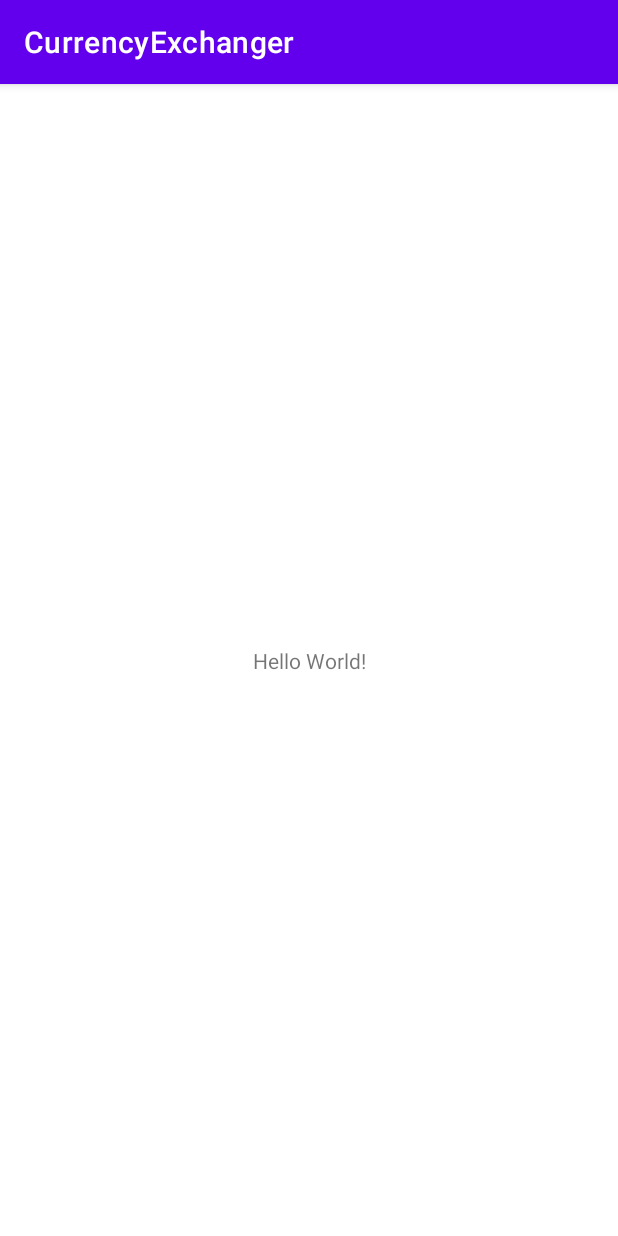
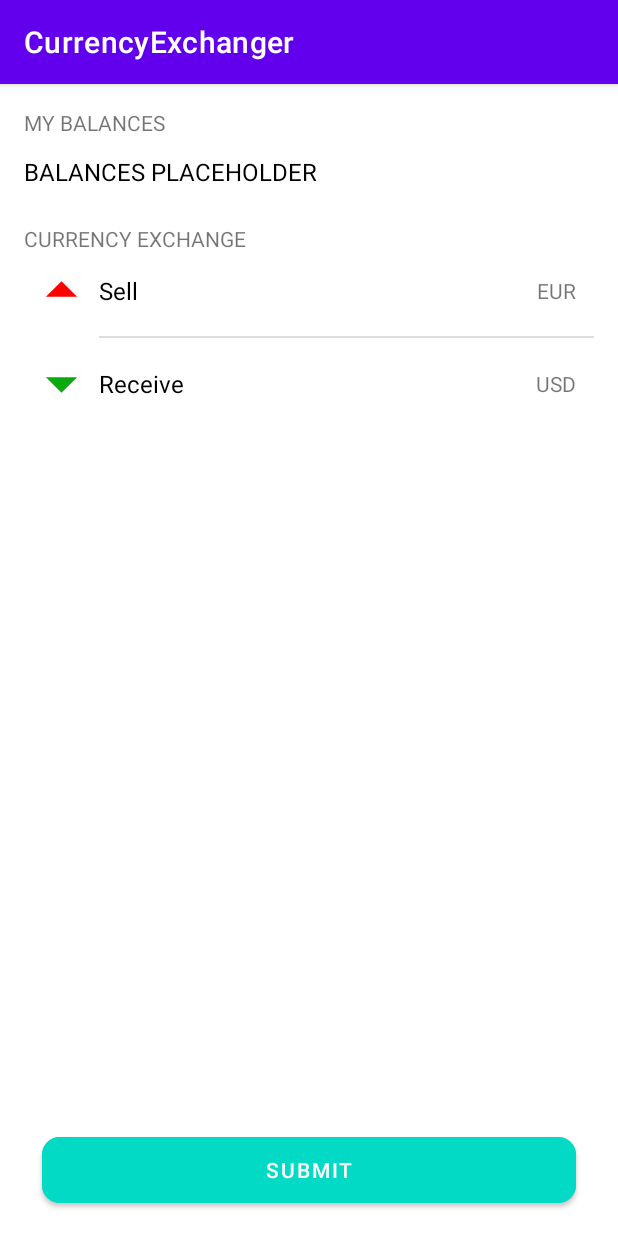
Before and after one commit to DGojka/CurrencyExchanger, an Android app: the screen it shows after launch (MainActivity), on a phone screen of 412 x 824 dp. Run offline under Robolectric (Android 15) with nearby library versions, the phone set to English and light mode, and no system bars.

Commit message:
Adding example simple layout (#1)
* simple layout

* string resources

```diff
--- /dev/null
+++ b/app/src/main/java/com/example/currencyexchanger/HomeScreenFragment.kt
@@ -0,0 +1,17 @@
+package com.example.currencyexchanger
+
+import android.os.Bundle
+import android.view.View
+import androidx.fragment.app.Fragment
+import com.example.currencyexchanger.databinding.FragmentHomeScreenBinding
+import com.example.currencyexchanger.extensions.viewBinding
+
+class HomeScreenFragment : Fragment(R.layout.fragment_home_screen) {
+
+    private val binding by viewBinding(FragmentHomeScreenBinding::bind)
+
+    override fun onViewCreated(view: View, savedInstanceState: Bundle?) {
+        super.onViewCreated(view, savedInstanceState)
+    }
+
+}
--- a/app/src/main/java/com/example/currencyexchanger/MainActivity.kt
+++ b/app/src/main/java/com/example/currencyexchanger/MainActivity.kt
@@ -2,8 +2,13 @@ package com.example.currencyexchanger
 
 import androidx.appcompat.app.AppCompatActivity
 import android.os.Bundle
+import com.example.currencyexchanger.databinding.ActivityMainBinding
+import com.example.currencyexchanger.extensions.viewBinding
 
 class MainActivity : AppCompatActivity() {
+
+    private val binding by viewBinding(ActivityMainBinding::inflate)
+
     override fun onCreate(savedInstanceState: Bundle?) {
         super.onCreate(savedInstanceState)
         setContentView(R.layout.activity_main)
--- /dev/null
+++ b/app/src/main/java/com/example/currencyexchanger/extensions/ViewBindingDelegates.kt
@@ -0,0 +1,54 @@
+package com.example.currencyexchanger.extensions
+
+import android.view.LayoutInflater
+import android.view.View
+import android.view.ViewGroup
+import androidx.appcompat.app.AppCompatActivity
+import androidx.fragment.app.DialogFragment
+import androidx.fragment.app.Fragment
+import androidx.lifecycle.DefaultLifecycleObserver
+import androidx.lifecycle.Lifecycle
+import androidx.lifecycle.LifecycleOwner
+import androidx.viewbinding.ViewBinding
+import kotlin.properties.ReadOnlyProperty
+import kotlin.reflect.KProperty
+
+/**
+ * Taken from: https://gist.github.com/gmk57/aefa53e9736d4d4fb2284596fb62710d
+ */
+
+/** Activity binding delegate, may be used since onCreate up to onDestroy (inclusive) */
+inline fun <T : ViewBinding> AppCompatActivity.viewBinding(crossinline factory: (LayoutInflater) -> T) =
+    lazy(LazyThreadSafetyMode.NONE) {
+        factory(layoutInflater)
+    }
+
+/** Fragment binding delegate, may be used since onViewCreated up to onDestroyView (inclusive) */
+fun <T : ViewBinding> Fragment.viewBinding(factory: (View) -> T): ReadOnlyProperty<Fragment, T> =
+    object : ReadOnlyProperty<Fragment, T>, DefaultLifecycleObserver {
+        private var binding: T? = null
+
+        override fun getValue(thisRef: Fragment, property: KProperty<*>): T =
+            binding ?: factory(requireView()).also {
+                // if binding is accessed after Lifecycle is DESTROYED, create new instance, but don't cache it
+                if (viewLifecycleOwner.lifecycle.currentState.isAtLeast(Lifecycle.State.INITIALIZED)) {
+                    viewLifecycleOwner.lifecycle.addObserver(this)
+                    binding = it
+                }
+            }
+
+        override fun onDestroy(owner: LifecycleOwner) {
+            binding = null
+        }
+    }
+
+/** Binding delegate for DialogFragments implementing onCreateDialog (like Activities, they don't
+ *  have a separate view lifecycle), may be used since onCreateDialog up to onDestroy (inclusive) */
+inline fun <T : ViewBinding> DialogFragment.viewBinding(crossinline factory: (LayoutInflater) -> T) =
+    lazy(LazyThreadSafetyMode.NONE) {
+        factory(layoutInflater)
+    }
+
+/** Not really a delegate, just a small helper for RecyclerView.ViewHolders */
+inline fun <T : ViewBinding> ViewGroup.viewBinding(factory: (LayoutInflater, ViewGroup, Boolean) -> T) =
+    factory(LayoutInflater.from(context), this, false)
--- /dev/null
+++ b/app/src/main/res/drawable/arrow.xml
@@ -0,0 +1,5 @@
+<vector android:height="50dp" android:tint="@color/black"
+    android:viewportHeight="24" android:viewportWidth="24"
+    android:width="50dp" xmlns:android="http://schemas.android.com/apk/res/android">
+    <path android:fillColor="@android:color/white" android:pathData="M7,14l5,-5 5,5z"/>
+</vector>
--- a/app/src/main/res/layout/activity_main.xml
+++ b/app/src/main/res/layout/activity_main.xml
@@ -6,13 +6,17 @@
     android:layout_height="match_parent"
     tools:context=".MainActivity">
 
-    <TextView
-        android:layout_width="wrap_content"
-        android:layout_height="wrap_content"
-        android:text="Hello World!"
+    <androidx.fragment.app.FragmentContainerView
+        android:id="@+id/fragmentView"
+        android:name="androidx.navigation.fragment.NavHostFragment"
+        android:layout_width="0dp"
+        app:defaultNavHost="true"
+        android:layout_height="0dp"
+        app:layout_constraintLeft_toLeftOf="parent"
+        app:layout_constraintRight_toRightOf="parent"
+        app:layout_constraintTop_toTopOf="parent"
         app:layout_constraintBottom_toBottomOf="parent"
-        app:layout_constraintEnd_toEndOf="parent"
-        app:layout_constraintStart_toStartOf="parent"
-        app:layout_constraintTop_toTopOf="parent" />
+        app:navGraph="@navigation/navigation"
+        />
 
 </androidx.constraintlayout.widget.ConstraintLayout>
--- /dev/null
+++ b/app/src/main/res/layout/fragment_home_screen.xml
@@ -0,0 +1,146 @@
+<?xml version="1.0" encoding="utf-8"?>
+<androidx.constraintlayout.widget.ConstraintLayout xmlns:android="http://schemas.android.com/apk/res/android"
+    xmlns:app="http://schemas.android.com/apk/res-auto"
+    xmlns:tools="http://schemas.android.com/tools"
+    android:layout_width="match_parent"
+    android:layout_height="match_parent"
+    android:padding="16dp">
+
+    <TextView
+        android:id="@+id/balances_label"
+        android:layout_width="wrap_content"
+        android:layout_height="wrap_content"
+        android:text="@string/my_balances"
+        app:layout_constraintStart_toStartOf="parent"
+        app:layout_constraintTop_toTopOf="parent" />
+
+    <TextView
+        android:id="@+id/balances_placeholder"
+        android:layout_width="wrap_content"
+        android:layout_height="wrap_content"
+        android:layout_marginTop="12dp"
+        android:text="@string/balances_placeholder"
+        android:textColor="@color/black"
+        android:textSize="16sp"
+        app:layout_constraintStart_toStartOf="@id/balances_label"
+        app:layout_constraintTop_toBottomOf="@id/balances_label" />
+
+    <TextView
+        android:id="@+id/currency_exchange_label"
+        android:layout_width="wrap_content"
+        android:layout_height="wrap_content"
+        android:layout_marginTop="24dp"
+        android:text="@string/currency_exchange"
+        app:layout_constraintStart_toStartOf="parent"
+        app:layout_constraintTop_toBottomOf="@id/balances_placeholder" />
+
+    <ImageView
+        android:id="@+id/sell_image"
+        android:layout_width="wrap_content"
+        android:layout_height="wrap_content"
+        android:padding="0dp"
+        android:src="@drawable/arrow"
+        app:layout_constraintStart_toStartOf="parent"
+        app:layout_constraintTop_toBottomOf="@id/currency_exchange_label"
+        app:tint="#FF0000"
+        android:importantForAccessibility="no"
+        />
+
+    <TextView
+        android:id="@+id/sell_label"
+        android:layout_width="wrap_content"
+        android:layout_height="wrap_content"
+        android:text="@string/sell"
+        android:textColor="@color/black"
+        android:textSize="16sp"
+        app:layout_constraintBottom_toBottomOf="@id/sell_image"
+        app:layout_constraintStart_toEndOf="@id/sell_image"
+        app:layout_constraintTop_toTopOf="@id/sell_image" />
+
+    <View
+        android:layout_width="0dp"
+        android:layout_height="1dp"
+        android:background="@color/gray"
+        app:layout_constraintBottom_toTopOf="@id/receive_image"
+        app:layout_constraintStart_toStartOf="@id/sell_label"
+        app:layout_constraintTop_toBottomOf="@id/sell_image"
+        tools:layout_editor_absoluteX="16dp" />
+
+    <ImageView
+        android:id="@+id/receive_image"
+        android:layout_width="wrap_content"
+        android:layout_height="wrap_content"
+        android:layout_marginTop="12dp"
+        android:padding="0dp"
+        android:rotation="180"
+        android:src="@drawable/arrow"
+        app:layout_constraintStart_toStartOf="parent"
+        app:layout_constraintTop_toBottomOf="@id/sell_image"
+        app:tint="@color/green"
+        android:importantForAccessibility="no"
+        />
+
+    <TextView
+        android:id="@+id/receive_label"
+        android:layout_width="wrap_content"
+        android:layout_height="wrap_content"
+        android:text="@string/receive"
+        android:textColor="@color/black"
+        android:textSize="16sp"
+        app:layout_constraintBottom_toBottomOf="@id/receive_image"
+        app:layout_constraintStart_toEndOf="@id/receive_image"
+        app:layout_constraintTop_toTopOf="@id/receive_image" />
+
+    <TextView
+        android:id="@+id/currency_sell_placeholder"
+        android:layout_width="wrap_content"
+        android:layout_height="wrap_content"
+        android:layout_marginEnd="12dp"
+        android:text="@string/eur"
+        app:layout_constraintBottom_toBottomOf="@id/sell_label"
+        app:layout_constraintEnd_toEndOf="parent"
+        app:layout_constraintTop_toTopOf="@id/sell_label" />
+
+    <TextView
+        android:id="@+id/currency_receive_placeholder"
+        android:layout_width="wrap_content"
+        android:layout_height="wrap_content"
+        android:layout_marginEnd="12dp"
+        android:text="@string/usd"
+        app:layout_constraintBottom_toBottomOf="@id/receive_label"
+        app:layout_constraintEnd_toEndOf="parent"
+        app:layout_constraintTop_toTopOf="@id/receive_label" />
+
+    <TextView
+        android:id="@+id/sell_amount"
+        android:layout_width="wrap_content"
+        android:layout_height="wrap_content"
+        android:layout_marginEnd="12dp"
+        android:textColor="@color/black"
+        app:layout_constraintBottom_toBottomOf="@id/sell_label"
+        app:layout_constraintEnd_toStartOf="@id/currency_sell_placeholder"
+        app:layout_constraintTop_toTopOf="@id/sell_label"
+        tools:text="100.00" />
+
+    <TextView
+        android:id="@+id/receive_amount"
+        android:layout_width="wrap_content"
+        android:layout_height="wrap_content"
+        android:layout_marginEnd="12dp"
+        android:textColor="@color/green"
+        app:layout_constraintBottom_toBottomOf="@id/receive_label"
+        app:layout_constraintEnd_toStartOf="@id/currency_receive_placeholder"
+        app:layout_constraintTop_toTopOf="@id/receive_label"
+        tools:text="+110.30" />
+
+    <com.google.android.material.button.MaterialButton
+        android:layout_width="0dp"
+        android:layout_height="56dp"
+        android:layout_marginHorizontal="12dp"
+        android:backgroundTint="@color/teal_200"
+        android:text="@string/submit"
+        app:cornerRadius="12dp"
+        app:layout_constraintBottom_toBottomOf="parent"
+        app:layout_constraintEnd_toEndOf="parent"
+        app:layout_constraintStart_toStartOf="parent" />
+</androidx.constraintlayout.widget.ConstraintLayout>
--- /dev/null
+++ b/app/src/main/res/navigation/navigation.xml
@@ -0,0 +1,13 @@
+<?xml version="1.0" encoding="utf-8"?>
+<navigation xmlns:android="http://schemas.android.com/apk/res/android"
+    xmlns:app="http://schemas.android.com/apk/res-auto"
+    xmlns:tools="http://schemas.android.com/tools"
+    android:id="@+id/navigation"
+    app:startDestination="@id/homeScreenFragment">
+
+    <fragment
+        android:id="@+id/homeScreenFragment"
+        android:name="com.example.currencyexchanger.HomeScreenFragment"
+        tools:layout="@layout/fragment_home_screen" />
+
+</navigation>
--- a/app/src/main/res/values/colors.xml
+++ b/app/src/main/res/values/colors.xml
@@ -4,7 +4,8 @@
     <color name="purple_500">#FF6200EE</color>
     <color name="purple_700">#FF3700B3</color>
     <color name="teal_200">#FF03DAC5</color>
-    <color name="teal_700">#FF018786</color>
+    <color name="gray">#ddd</color>
+    <color name="green">#08AA10</color>
     <color name="black">#FF000000</color>
     <color name="white">#FFFFFFFF</color>
 </resources>
--- a/app/src/main/res/values/strings.xml
+++ b/app/src/main/res/values/strings.xml
@@ -1,3 +1,11 @@
 <resources>
     <string name="app_name">CurrencyExchanger</string>
+    <string name="sell">Sell</string>
+    <string name="receive">Receive</string>
+    <string name="submit">submit</string>
+    <string name="my_balances">MY BALANCES</string>
+    <string name="balances_placeholder">BALANCES PLACEHOLDER</string>
+    <string name="currency_exchange">CURRENCY EXCHANGE</string>
+    <string name="eur">EUR</string>
+    <string name="usd">USD</string>
 </resources>
--- a/app/src/main/res/values/themes.xml
+++ b/app/src/main/res/values/themes.xml
@@ -7,7 +7,7 @@
         <item name="colorOnPrimary">@color/white</item>
         <!-- Secondary brand color. -->
         <item name="colorSecondary">@color/teal_200</item>
-        <item name="colorSecondaryVariant">@color/teal_700</item>
+        <item name="colorSecondaryVariant">@color/green</item>
         <item name="colorOnSecondary">@color/black</item>
         <!-- Status bar color. -->
         <item name="android:statusBarColor">?attr/colorPrimaryVariant</item>
```
